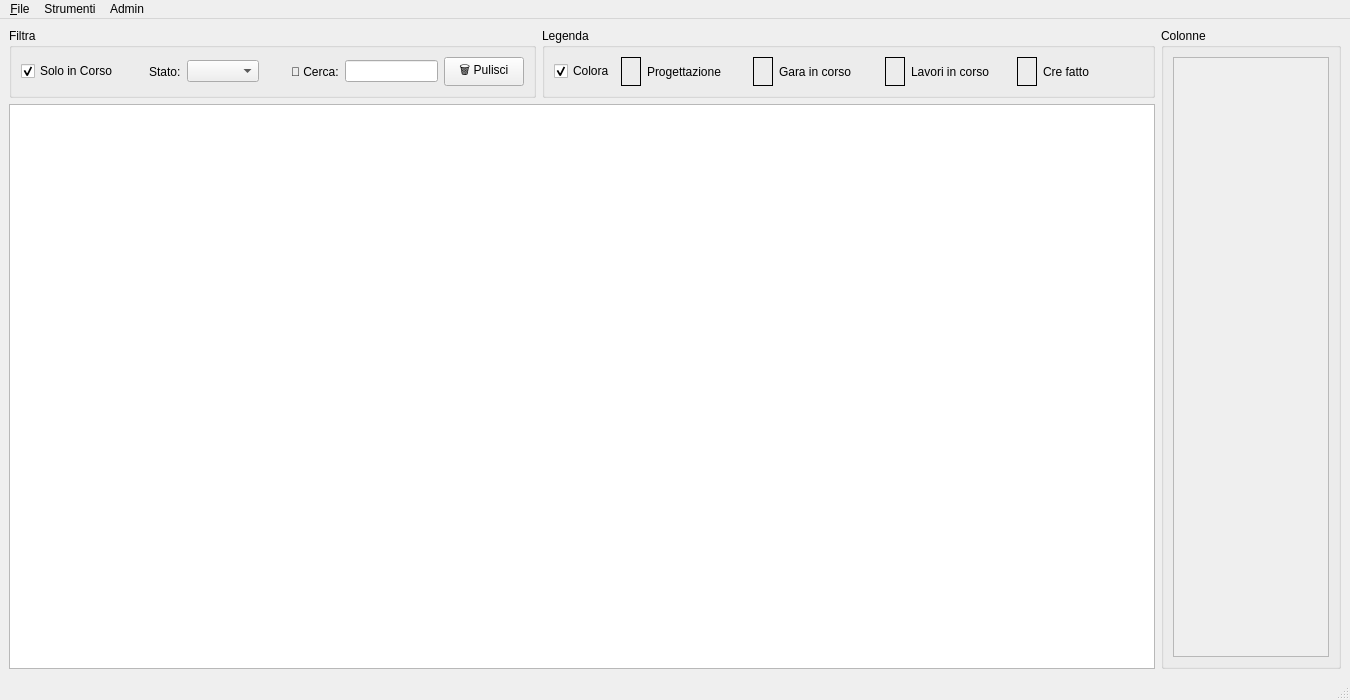
First picture: the form in mainwindow.ui, repository tarateo78/Praticometro, before the edit.
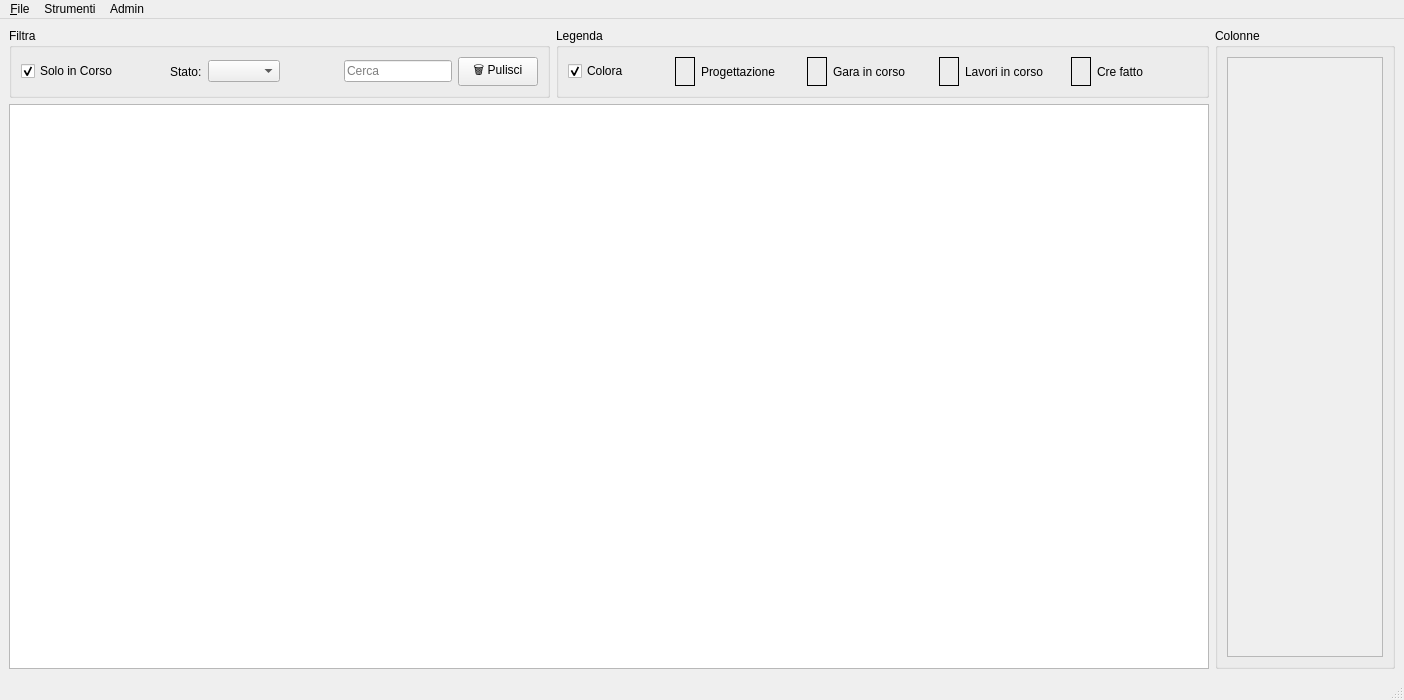
Second picture: the form after the edit. Icons and pictures are not drawn.

Diff of the .ui file:
```diff
--- a/mainwindow.ui
+++ b/mainwindow.ui
@@ -6,7 +6,7 @@
    <rect>
     <x>0</x>
     <y>0</y>
-    <width>1350</width>
+    <width>1404</width>
     <height>700</height>
    </rect>
   </property>
@@ -81,8 +81,20 @@
                </item>
                <item>
                 <widget class="QLabel" name="label">
+                 <property name="maximumSize">
+                  <size>
+                   <width>25</width>
+                   <height>25</height>
+                  </size>
+                 </property>
                  <property name="text">
-                  <string>🔎 Cerca:</string>
+                  <string/>
+                 </property>
+                 <property name="pixmap">
+                  <pixmap resource="Immagini.qrc">:/icone/icone_32/lente.png</pixmap>
+                 </property>
+                 <property name="scaledContents">
+                  <bool>true</bool>
                  </property>
                 </widget>
                </item>
@@ -94,6 +106,9 @@
                    <height>16777215</height>
                   </size>
                  </property>
+                 <property name="placeholderText">
+                  <string>Cerca</string>
+                 </property>
                 </widget>
                </item>
                <item>
@@ -315,8 +330,8 @@
              <rect>
               <x>0</x>
               <y>0</y>
-              <width>158</width>
-              <height>599</height>
+              <width>154</width>
+              <height>579</height>
              </rect>
             </property>
             <layout class="QVBoxLayout" name="verticalLayout_2">
@@ -339,8 +354,8 @@
     <rect>
      <x>0</x>
      <y>0</y>
-     <width>1350</width>
-     <height>22</height>
+     <width>1404</width>
+     <height>26</height>
     </rect>
    </property>
    <widget class="QMenu" name="menuStrumenti">
```
Left out of the diff: 30 changed lines with no effect on the pictures.
